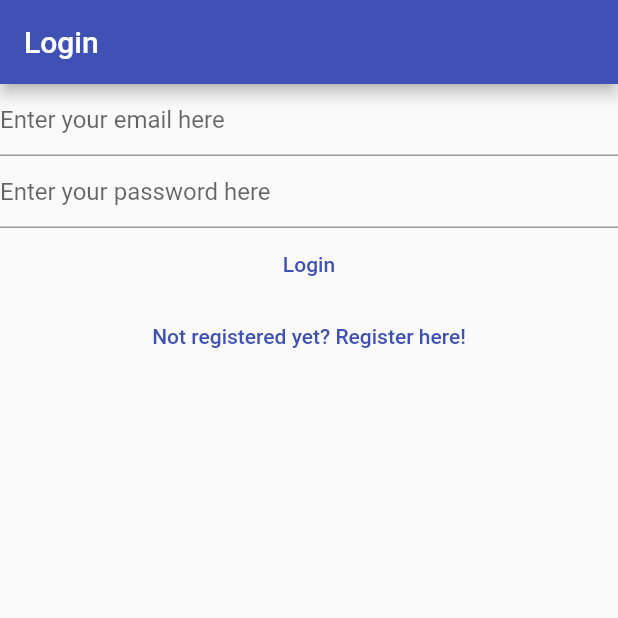
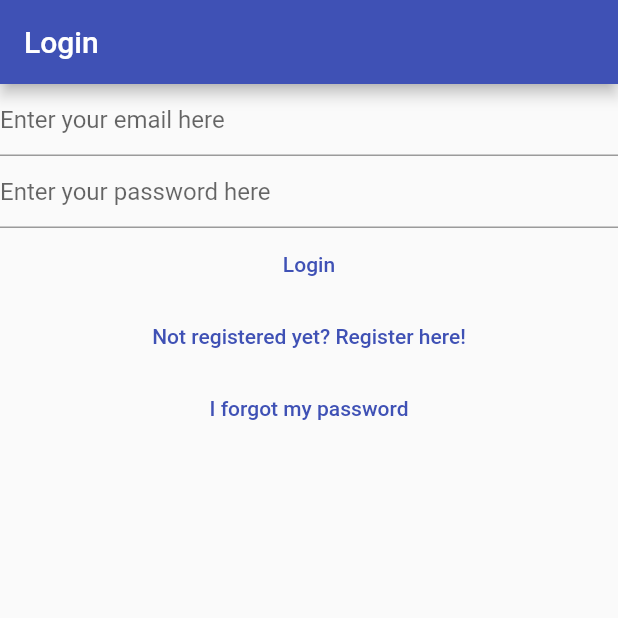
Before and after one commit to habibullah47/amar-notes, a Flutter app: the screen it shows after launch, on a phone screen of 412 x 824 dp, the top half of it. Run offline on Flutter 3.47's test engine with Material 2 defaults, Android fonts, the phone set to English and light mode, and no system bars; our stand-ins replace bloc, cloud_firestore, equatable, firebase_auth, firebase_core, flutter_bloc and 1 more; accounts and stored records are empty.

Commit message:
dafaul commit

```diff
--- a/lib/main.dart
+++ b/lib/main.dart
@@ -6,6 +6,7 @@ import 'package:mynotes/services/auth/bloc/auth_bloc.dart';
 import 'package:mynotes/services/auth/bloc/auth_event.dart';
 import 'package:mynotes/services/auth/bloc/auth_state.dart';
 import 'package:mynotes/services/auth/firebase_auth_provider.dart';
+import 'package:mynotes/views/forgot_password_view.dart';
 import 'package:mynotes/views/login_view.dart';
 import 'package:mynotes/views/notes/create_update_note_view.dart';
 import 'package:mynotes/views/notes/notes_view.dart';
@@ -55,6 +56,8 @@ class HomePage extends StatelessWidget {
           return const VerifyEmailView();
         } else if (state is AuthStateLoggedOut) {
           return const LoginView();
+        } else if (state is AuthStateForgotPassword) {
+          return const ForgotPasswordView();
         } else if (state is AuthStateRegistering) {
           return const RegisterView();
         } else {
--- a/lib/services/auth/auth_provider.dart
+++ b/lib/services/auth/auth_provider.dart
@@ -13,4 +13,5 @@ abstract class AuthProvider {
   });
   Future<void> logOut();
   Future<void> sendEmailVerification();
+  Future<void> sendPasswordReset({required String toEmail});
 }
--- a/lib/services/auth/auth_service.dart
+++ b/lib/services/auth/auth_service.dart
@@ -39,4 +39,8 @@ class AuthService implements AuthProvider {
 
   @override
   Future<void> initialize() => provider.initialize();
+
+  @override
+  Future<void> sendPasswordReset({required String toEmail}) =>
+      provider.sendPasswordReset(toEmail: toEmail);
 }
--- a/lib/services/auth/bloc/auth_event.dart
+++ b/lib/services/auth/bloc/auth_event.dart
@@ -32,6 +32,12 @@ class AuthEventRegister extends AuthEvent {
   );
 }
 
+class AuthEventForgotPassword extends AuthEvent {
+  final String? email;
+
+  const AuthEventForgotPassword({this.email});
+}
+
 class AuthEventShoulRegister extends AuthEvent {
   const AuthEventShoulRegister();
 }
--- a/lib/services/auth/bloc/auth_state.dart
+++ b/lib/services/auth/bloc/auth_state.dart
@@ -31,6 +31,17 @@ class AuthStateLoggedIn extends AuthState {
       : super(isLoading: isLoading);
 }
 
+class AuthStateForgotPassword extends AuthState {
+  final Exception? exception;
+  final bool hasSentEmail;
+
+  AuthStateForgotPassword(
+      {required this.exception,
+      required this.hasSentEmail,
+      required bool isLoading})
+      : super(isLoading: isLoading);
+}
+
 class AuthStateNeedsVerification extends AuthState {
   const AuthStateNeedsVerification({required bool isLoading})
       : super(isLoading: isLoading);
--- /dev/null
+++ b/lib/utilities/dialogs/password_reset_email_sent_dialog.dart
@@ -0,0 +1,14 @@
+import 'package:flutter/material.dart';
+import 'package:mynotes/utilities/dialogs/generic_dialog.dart';
+
+Future<void> showPasswordResetSentDialog(BuildContext context) {
+  return showGenericDialog(
+    context: context,
+    title: 'Password Reset',
+    content:
+        'We have now sent you a password reset link. Please check your email for more information and reset your passdwdord with desire one',
+    optionsBuilder: () => {
+      'OK': null,
+    },
+  );
+}
--- a/lib/views/login_view.dart
+++ b/lib/views/login_view.dart
@@ -84,12 +84,16 @@ class _LoginViewState extends State<LoginView> {
             ),
             TextButton(
               onPressed: () {
-                context.read<AuthBloc>().add(
-                      const AuthEventShoulRegister(),
-                    );
+                context.read<AuthBloc>().add(const AuthEventShoulRegister());
               },
               child: const Text('Not registered yet? Register here!'),
-            )
+            ),
+            TextButton(
+              onPressed: () {
+                context.read<AuthBloc>().add(const AuthEventForgotPassword());
+              },
+              child: const Text('I forgot my password'),
+            ),
           ],
         ),
       ),
```
Also changed, not shown: lib/services/auth/bloc/auth_bloc.dart (+37 -0 lines), lib/services/auth/firebase_auth_provider.dart (+19 -0 lines), lib/views/forgot_password_view.dart (added, +92 -0 lines).
